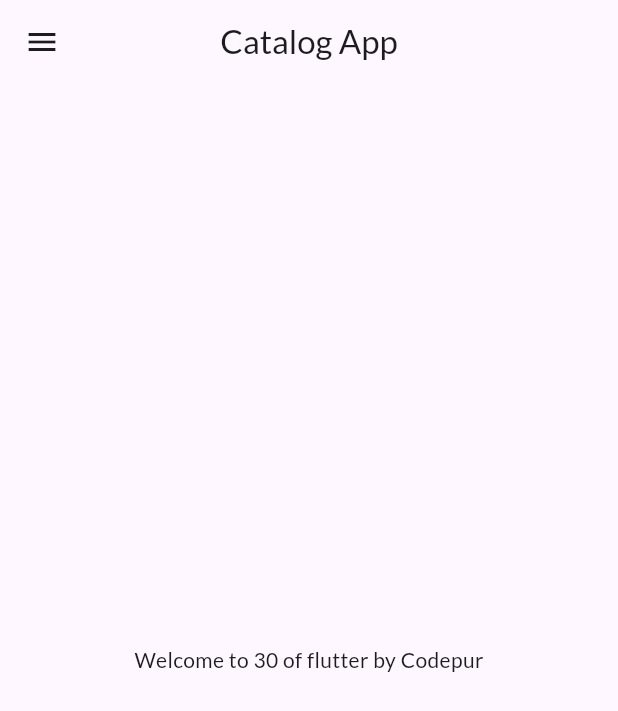
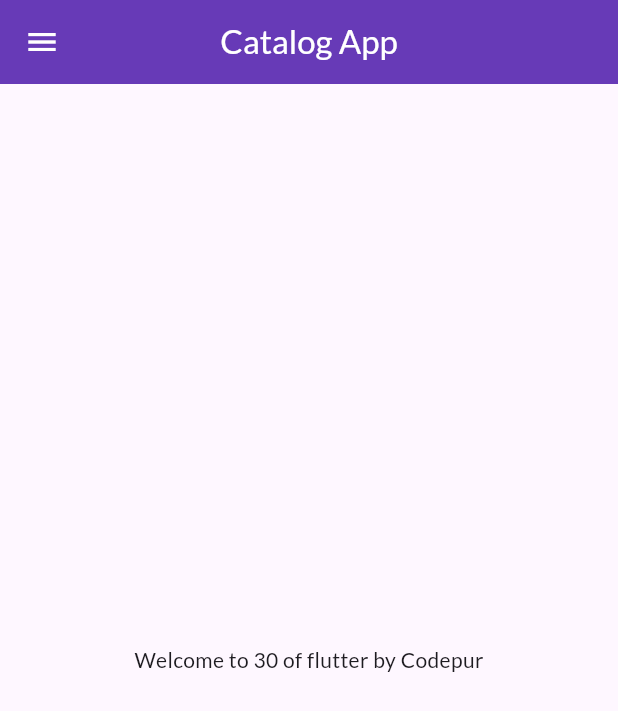
Before and after one commit to yadavcodes0/Flutter_catalog_app, a Flutter app: the HomePage screen opened by its route, on a phone screen of 412 x 824 dp. Shown: the top 711 px of the screen. Run offline on Flutter 3.47's test engine with Material 2 defaults, Android fonts, the phone set to English and light mode, and no system bars; our stand-ins replace google_fonts.

Commit message:
day5 completed

```diff
--- a/lib/main.dart
+++ b/lib/main.dart
@@ -1,5 +1,6 @@
 import 'package:catalog_f/pages/home_page.dart';
 import 'package:catalog_f/pages/login_page.dart';
+import 'package:catalog_f/utils/routes.dart';
 import 'package:flutter/material.dart';
 import 'package:google_fonts/google_fonts.dart';
 
@@ -30,8 +31,8 @@
       // home: HomePage(),
       routes: {
         "/": (context) => const LoginPage(),
-        "/home":(context) => const HomePage(),
-        "/login":(context) => const LoginPage(),
+        MyRoutes.homeRoute: (context) => const HomePage(),
+        MyRoutes.loginRoute: (context) => const LoginPage(),
       },
     );
   }
--- a/lib/pages/home_page.dart
+++ b/lib/pages/home_page.dart
@@ -11,6 +11,8 @@
   Widget build(BuildContext context) {
     return Scaffold(
       appBar: AppBar(
+        backgroundColor: Colors.deepPurple,
+        foregroundColor: Colors.white,
         centerTitle: true,
         title: const Text("Catalog App"),
       ),
--- /dev/null
+++ b/lib/utils/routes.dart
@@ -0,0 +1,4 @@
+class MyRoutes {
+  static String loginRoute = "/login";
+  static String homeRoute = "/home";
+}
```
Also changed, not shown: lib/pages/login_page.dart (+13 -5 lines).
